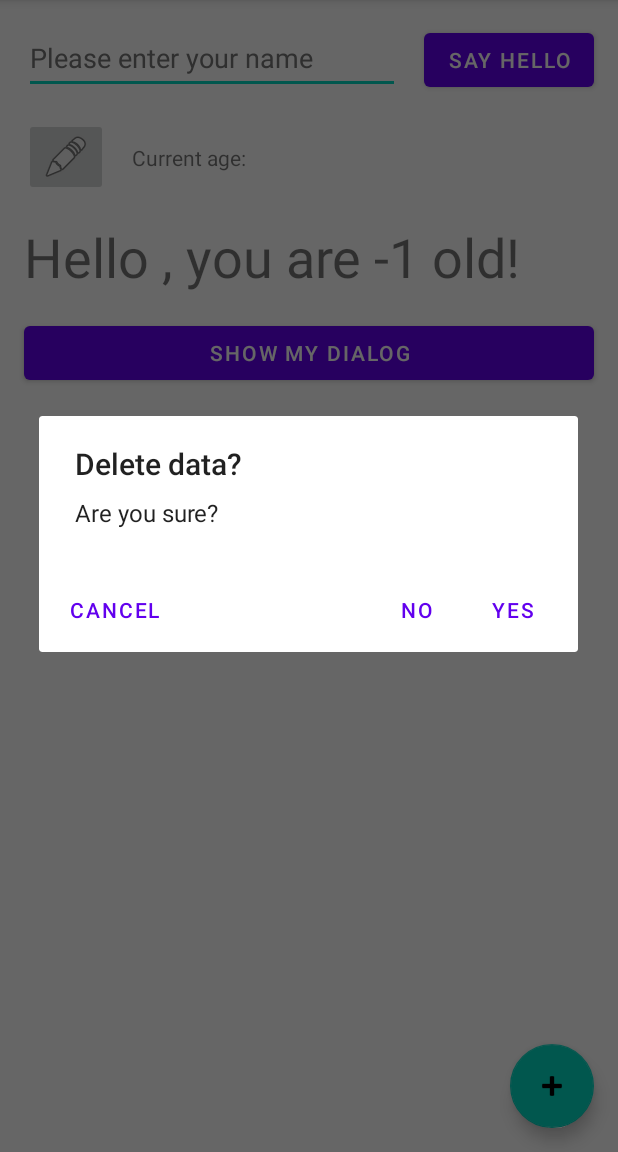
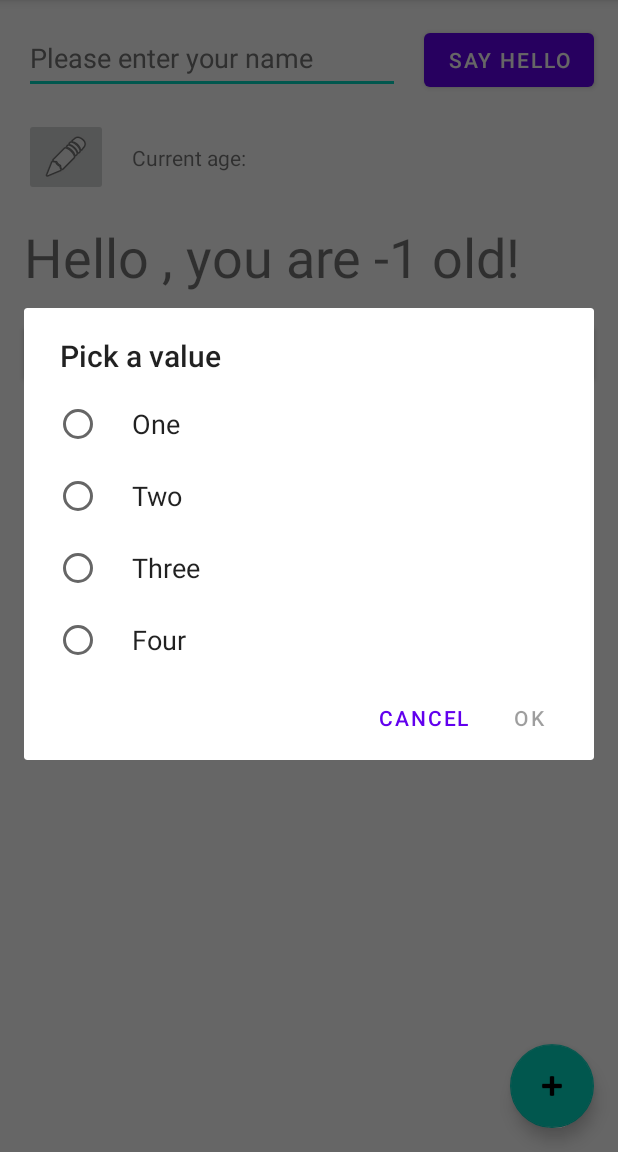
Before and after one commit to ninja643/Greeting_2022, an Android app: the screen it shows after launch (GreetingActivity), after a tap on "SHOW MY DIALOG", on a phone screen of 412 x 824 dp, the part 84-1236 px from its top. Run offline under Robolectric (Android 15) with nearby library versions, the phone set to English and light mode, and no system bars; 2 other taps on this screen came first.

Commit message:
Dialogs - Part 2

```diff
--- a/app/src/main/java/rs/ac/ni/pmf/greeting2022/GreetingActivity.java
+++ b/app/src/main/java/rs/ac/ni/pmf/greeting2022/GreetingActivity.java
@@ -1,11 +1,15 @@
 package rs.ac.ni.pmf.greeting2022;
 
+import android.app.DatePickerDialog;
+import android.app.TimePickerDialog;
 import android.os.Bundle;
 import android.util.Log;
 import android.view.Gravity;
 import android.view.View;
+import android.widget.DatePicker;
 import android.widget.EditText;
 import android.widget.TextView;
+import android.widget.TimePicker;
 import android.widget.Toast;
 
 import androidx.activity.result.ActivityResultLauncher;
@@ -13,9 +17,10 @@ import androidx.appcompat.app.AppCompatActivity;
 
 import com.google.android.material.snackbar.Snackbar;
 
-public class GreetingActivity extends AppCompatActivity implements MyDialog.MyDialogListener {
+public class GreetingActivity extends AppCompatActivity implements MyDialog.MyDialogListener, CustomDialog.CustomDialogListener {
 
     public static final String TAG = "GREETING_INFO";
+    public static final String MY_DIALOG = "MY_DIALOG";
 
     private EditText _editText;
     private TextView _label;
@@ -132,8 +137,26 @@ public class GreetingActivity extends AppCompatActivity implements MyDialog.MyDi
     }
 
     public void showDialog(View view) {
-        final MyDialog dialog = new MyDialog();
-        dialog.show(getSupportFragmentManager(), "MY_DIALOG");
+//        new MyDialog().show(getSupportFragmentManager(), MY_DIALOG);
+//        new ListDialog().show(getSupportFragmentManager(), MY_DIALOG);
+        SingleChoiceDialog dialog = new SingleChoiceDialog(new String[]{"One", "Two", "Three", "Four"}, -1);
+        dialog.show(getSupportFragmentManager(), MY_DIALOG);
+//        new MultiChoiceDialog().show(getSupportFragmentManager(), MY_DIALOG);
+//        new CustomDialog().show(getSupportFragmentManager(), MY_DIALOG);
+
+//        final TimePickerDialog timePickerDialog = new TimePickerDialog(this,
+//                (timePicker, hourOfDay, minute) -> {
+//                    Log.i(TAG, "Time picked: " + hourOfDay + " : " + minute);
+//                }, 0, 0, false);
+//        timePickerDialog.show();
+
+//        new DatePickerDialog(this,
+//                (datePicker, year, month, day) -> {
+//                    Log.i(TAG, year + " - " + month + " - " + day);
+//                },
+//                2022,
+//                3,
+//                4).show();
     }
 
     @Override
@@ -150,4 +173,9 @@ public class GreetingActivity extends AppCompatActivity implements MyDialog.MyDi
     public void onCancel(MyDialog dialog) {
         Log.i(TAG, "Cancel selected. Value: " + dialog.getValue());
     }
+
+    @Override
+    public void onYes(String username, String password) {
+        Log.i(TAG, "Username: " + username + ", password: " + password);
+    }
 }
--- a/app/src/main/java/rs/ac/ni/pmf/greeting2022/MyDialog.java
+++ b/app/src/main/java/rs/ac/ni/pmf/greeting2022/MyDialog.java
@@ -60,4 +60,5 @@ public class MyDialog extends DialogFragment {
 
         return builder.create();
     }
+
 }
--- /dev/null
+++ b/app/src/main/java/rs/ac/ni/pmf/greeting2022/SingleChoiceDialog.java
@@ -0,0 +1,56 @@
+package rs.ac.ni.pmf.greeting2022;
+
+import android.app.AlertDialog;
+import android.app.Dialog;
+import android.content.DialogInterface;
+import android.os.Bundle;
+import android.util.Log;
+
+import androidx.annotation.NonNull;
+import androidx.annotation.Nullable;
+import androidx.fragment.app.DialogFragment;
+
+public class SingleChoiceDialog extends DialogFragment {
+    public static final String TAG = "GREETING_INFO";
+
+    private int _selected = -1;
+    private final String[] _values;
+
+    public SingleChoiceDialog(String[] values, int initialSelection) {
+        _values = values;
+        _selected = initialSelection;
+    }
+
+    @NonNull
+    @Override
+    public Dialog onCreateDialog(@Nullable Bundle savedInstanceState) {
+        final AlertDialog.Builder builder = new AlertDialog.Builder(getActivity());
+
+//        final String[] values = {"One", "Two", "Three", "Four"};
+
+        final AlertDialog alertDialog = builder
+                .setTitle("Pick a value")
+                .setSingleChoiceItems(_values, _selected, (dialogInterface, i) -> {
+                    _selected = i;
+//                    Log.i(TAG, "Selected item: " + _values[i]);
+                    ((AlertDialog)dialogInterface).getButton(DialogInterface.BUTTON_POSITIVE)
+                            .setEnabled(true);
+                })
+                .setPositiveButton("OK", (dialogInterface, i) -> Log.i(TAG, "Done. Selected: " + _selected))
+                .setNegativeButton("Cancel", ((dialogInterface, i) -> {}))
+                .create();
+
+        alertDialog.setCanceledOnTouchOutside(false);
+        alertDialog.setOnShowListener(new DialogInterface.OnShowListener() {
+            @Override
+            public void onShow(DialogInterface dialogInterface) {
+                if(_selected < 0 || _selected >= _values.length) {
+                    ((AlertDialog) dialogInterface).getButton(AlertDialog.BUTTON_POSITIVE)
+                            .setEnabled(false);
+                }
+            }
+        });
+
+        return alertDialog;
+    }
+}
--- a/app/src/main/res/values/strings.xml
+++ b/app/src/main/res/values/strings.xml
@@ -13,6 +13,8 @@
     <string name="dialog_yes">Yes</string>
     <string name="dialog_no">No</string>
     <string name="dialog_cancel">Cancel</string>
+    <string name="username">username</string>
+    <string name="password">password</string>
     <!--<string name="greeting">Hello %1$s, you are %2$d old!</string>-->
 
     <plurals name="greeting">
```
Also changed, not shown: app/src/main/java/rs/ac/ni/pmf/greeting2022/CustomDialog.java (added, +48 -0 lines), app/src/main/java/rs/ac/ni/pmf/greeting2022/ListDialog.java (added, +28 -0 lines), app/src/main/java/rs/ac/ni/pmf/greeting2022/MultiChoiceDialog.java (added, +36 -0 lines), app/src/main/res/layout/custom_dialog.xml (added, +35 -0 lines).
